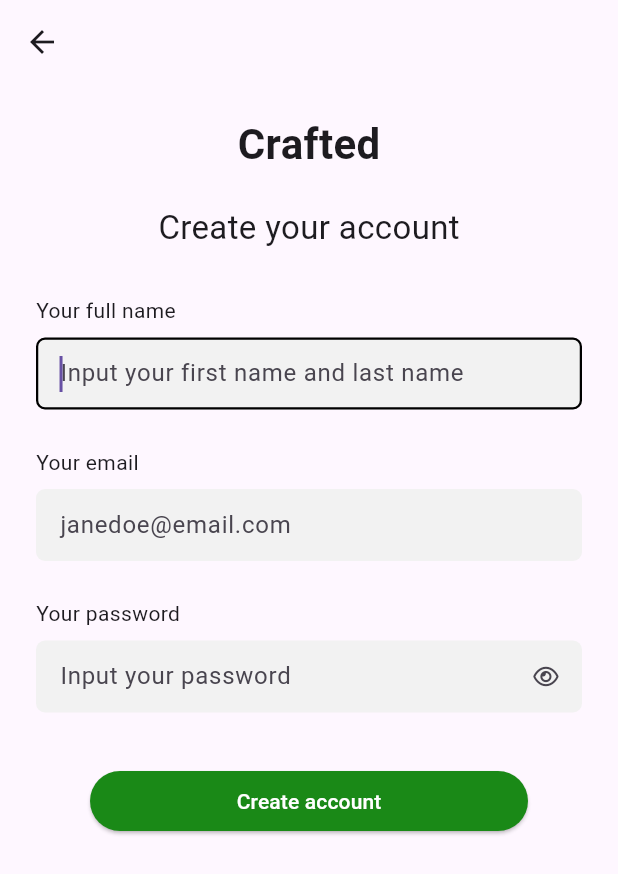
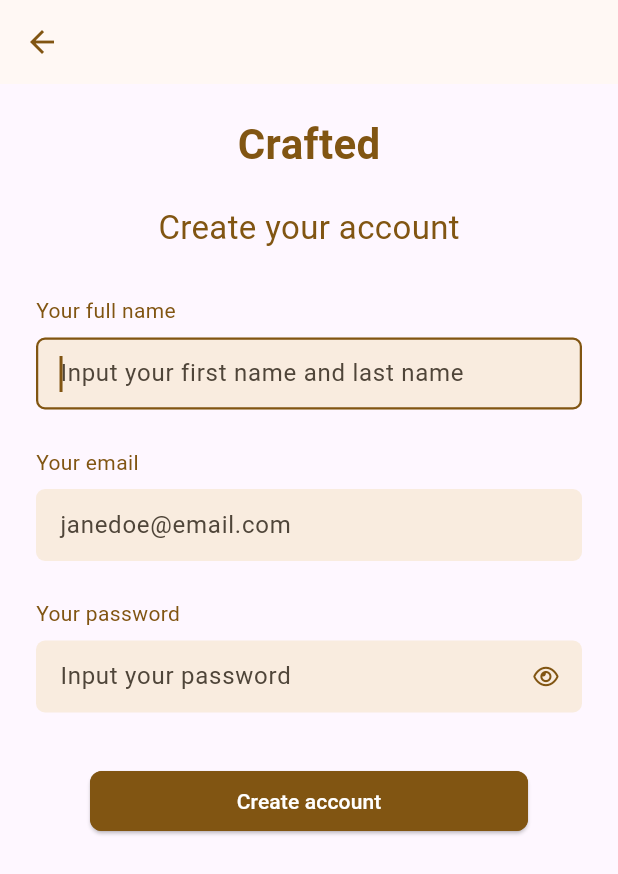
Before and after one commit to prxsss/crafted, a Flutter app: the screen it shows after launch, after a tap on "Sign up with Email", on a phone screen of 412 x 824 dp. Shown: the top 874 px of the screen. Run offline on Flutter 3.47's test engine with Material 3 defaults, Android fonts, the phone set to English and light mode, and no system bars; our stand-ins replace cloud_firestore, firebase_auth, firebase_core, flutter_markdown, font_awesome_flutter, google_sign_in; missing offline and left inert: markdown; accounts and stored records are empty; network calls fail.

Commit message:
feat: implement theming for buttons and text across authentication screens

```diff
--- a/lib/main.dart
+++ b/lib/main.dart
@@ -3,6 +3,8 @@
 import 'package:flutter/material.dart';
 
 import 'package:crafted/presentation/screens/auth_wrapper.dart';
+
+var kColorScheme = ColorScheme.fromSeed(seedColor: Color(0xffd08700));
 
 void main() async {
   WidgetsFlutterBinding.ensureInitialized();
@@ -24,6 +26,39 @@
     return MaterialApp(
       navigatorKey: navigatorKey,
       debugShowCheckedModeBanner: false,
+      theme: ThemeData().copyWith(
+        colorScheme: kColorScheme,
+        appBarTheme: AppBarTheme().copyWith(
+          foregroundColor: kColorScheme.primary,
+        ),
+        elevatedButtonTheme: ElevatedButtonThemeData(
+          style: ElevatedButton.styleFrom(
+            side: BorderSide(color: kColorScheme.primary),
+            shape: RoundedRectangleBorder(
+              borderRadius: BorderRadius.circular(8),
+            ),
+          ),
+        ),
+        inputDecorationTheme: InputDecorationTheme().copyWith(
+          suffixIconColor: kColorScheme.primary,
+          errorStyle: TextStyle().copyWith(color: kColorScheme.error),
+          hintStyle: TextStyle().copyWith(color: kColorScheme.onSurfaceVariant),
+          contentPadding: const EdgeInsets.symmetric(
+            vertical: 8,
+            horizontal: 12,
+          ),
+          filled: true,
+          fillColor: kColorScheme.surfaceContainer,
+          border: OutlineInputBorder(
+            borderRadius: BorderRadius.circular(6),
+            borderSide: BorderSide.none,
+          ),
+          focusedBorder: OutlineInputBorder(
+            borderRadius: BorderRadius.circular(6),
+            borderSide: BorderSide(color: kColorScheme.primary, width: 1.5),
+          ),
+        ),
+      ),
       home: const AuthWrapper(),
     );
   }
--- a/lib/presentation/screens/sign_up_choice_screen.dart
+++ b/lib/presentation/screens/sign_up_choice_screen.dart
@@ -1,3 +1,4 @@
+import 'package:crafted/presentation/widgets/auth_button.dart';
 import 'package:firebase_auth/firebase_auth.dart';
 import 'package:flutter/material.dart';
 
@@ -43,30 +44,37 @@ class SignUpChoiceScreen extends StatelessWidget {
           mainAxisAlignment: MainAxisAlignment.center,
           crossAxisAlignment: CrossAxisAlignment.center,
           children: [
-            const SizedBox(
+            SizedBox(
               width: 280,
               child: Text(
                 'Human stories and ideas.',
                 textAlign: TextAlign.center,
-                style: TextStyle(fontSize: 48, fontWeight: FontWeight.w600),
+                style: TextStyle(
+                  fontSize: 48,
+                  fontWeight: FontWeight.w600,
+                  color: Theme.of(context).colorScheme.primary,
+                ),
               ),
             ),
             const SizedBox(height: 10),
-            const Text(
+            Text(
               'Discover perspectives that deepen understanding.',
               textAlign: TextAlign.center,
-              style: TextStyle(fontSize: 14, color: Colors.grey),
+              style: TextStyle(
+                fontSize: 14,
+                color: Theme.of(context).colorScheme.secondary,
+              ),
             ),
             const SizedBox(height: 40),
-            SignUpChoiceButton(
+            AuthButton(
               icon: FontAwesomeIcons.google,
               text: 'Sign up with Google',
-              onSignUpButtonPressed: signInWithGoogle,
+              onAuthButtonPressed: signInWithGoogle,
             ),
-            SignUpChoiceButton(
+            AuthButton(
               icon: FontAwesomeIcons.envelope,
               text: 'Sign up with Email',
-              onSignUpButtonPressed: () {
+              onAuthButtonPressed: () {
                 Navigator.push(
                   context,
                   MaterialPageRoute(
@@ -79,14 +87,21 @@ class SignUpChoiceScreen extends StatelessWidget {
             Row(
               mainAxisAlignment: MainAxisAlignment.center,
               children: [
-                const Text('Already have an account? '),
+                Text(
+                  'Already have an account? ',
+                  style: TextStyle(
+                    color: Theme.of(context).colorScheme.secondary,
+                  ),
+                ),
                 TextButton(
                   onPressed: () {
                     onNavigateToSignInScreenPressed();
                   },
-                  child: const Text(
+                  child: Text(
                     'Sign in',
-                    style: TextStyle(color: Colors.green),
+                    style: TextStyle(
+                      color: Theme.of(context).colorScheme.primary,
+                    ),
                   ),
                 ),
               ],
@@ -98,35 +113,32 @@ class SignUpChoiceScreen extends StatelessWidget {
   }
 }
 
-class SignUpChoiceButton extends StatelessWidget {
-  final IconData icon;
-  final String text;
-  final void Function() onSignUpButtonPressed;
+// class SignUpChoiceButton extends StatelessWidget {
+//   final IconData icon;
+//   final String text;
+//   final void Function() onSignUpButtonPressed;
 
-  const SignUpChoiceButton({
-    super.key,
-    required this.icon,
-    required this.text,
-    required this.onSignUpButtonPressed,
-  });
+//   const SignUpChoiceButton({
+//     super.key,
+//     required this.icon,
+//     required this.text,
+//     required this.onSignUpButtonPressed,
+//   });
 
-  @override
-  Widget build(BuildContext context) {
-    return Padding(
-      padding: const EdgeInsets.symmetric(vertical: 8.0),
-      child: ElevatedButton.icon(
-        onPressed: () {
-          onSignUpButtonPressed();
-        },
-        icon: FaIcon(icon, color: Colors.black),
-        label: Text(text, style: const TextStyle(color: Colors.black)),
-        style: ElevatedButton.styleFrom(
-          backgroundColor: Colors.white,
-          side: const BorderSide(color: Colors.black),
-          shape: RoundedRectangleBorder(borderRadius: BorderRadius.circular(8)),
-          minimumSize: const Size(double.infinity, 50),
-        ),
-      ),
-    );
-  }
-}
+//   @override
+//   Widget build(BuildContext context) {
+//     return Padding(
+//       padding: const EdgeInsets.symmetric(vertical: 8.0),
+//       child: ElevatedButton.icon(
+//         onPressed: () {
+//           onSignUpButtonPressed();
+//         },
+//         icon: FaIcon(icon),
+//         label: Text(text),
+//         style: ElevatedButton.styleFrom(
+//           minimumSize: const Size(double.infinity, 50),
+//         ),
+//       ),
+//     );
+//   }
+// }
--- a/lib/presentation/screens/sign_up_form_screen.dart
+++ b/lib/presentation/screens/sign_up_form_screen.dart
@@ -61,14 +61,21 @@ class _SignUpFormScreenState extends State<SignUpFormScreen> {
               crossAxisAlignment: CrossAxisAlignment.center,
               children: [
                 const SizedBox(height: 20),
-                const Text(
+                Text(
                   'Crafted',
-                  style: TextStyle(fontSize: 28, fontWeight: FontWeight.bold),
+                  style: TextStyle(
+                    fontSize: 28,
+                    fontWeight: FontWeight.bold,
+                    color: Theme.of(context).colorScheme.primary,
+                  ),
                 ),
                 const SizedBox(height: 20),
-                const Text(
+                Text(
                   'Create your account',
-                  style: TextStyle(fontSize: 22),
+                  style: TextStyle(
+                    fontSize: 22,
+                    color: Theme.of(context).colorScheme.primary,
+                  ),
                 ),
                 const SizedBox(height: 30),
                 Padding(
@@ -76,7 +83,12 @@ class _SignUpFormScreenState extends State<SignUpFormScreen> {
                   child: Column(
                     crossAxisAlignment: CrossAxisAlignment.start,
                     children: [
-                      const Text('Your full name'),
+                      Text(
+                        'Your full name',
+                        style: TextStyle(
+                          color: Theme.of(context).colorScheme.primary,
+                        ),
+                      ),
                       const SizedBox(height: 8),
                       TextFormField(
                         controller: nameController,
@@ -88,23 +100,6 @@ class _SignUpFormScreenState extends State<SignUpFormScreen> {
                         },
                         autofocus: true,
                         decoration: InputDecoration(
-                          contentPadding: const EdgeInsets.symmetric(
-                            vertical: 8,
-                            horizontal: 12,
-                          ),
-                          filled: true,
-                          fillColor: const Color(0xffF2F2F2),
-                          border: OutlineInputBorder(
-                            borderRadius: BorderRadius.circular(6),
-                            borderSide: BorderSide.none,
-                          ),
-                          focusedBorder: OutlineInputBorder(
-                            borderRadius: BorderRadius.circular(6),
-                            borderSide: const BorderSide(
-                              color: Colors.black,
-                              width: 1.5,
-                            ),
-                          ),
                           hintText: 'Input your first name and last name',
                         ),
                       ),
@@ -117,7 +112,12 @@ class _SignUpFormScreenState extends State<SignUpFormScreen> {
                   child: Column(
                     crossAxisAlignment: CrossAxisAlignment.start,
                     children: [
-                      const Text('Your email'),
+                      Text(
+                        'Your email',
+                        style: TextStyle(
+                          color: Theme.of(context).colorScheme.primary,
+                        ),
+                      ),
                       const SizedBox(height: 8),
                       TextFormField(
                         controller: emailController,
@@ -128,23 +128,6 @@ class _SignUpFormScreenState extends State<SignUpFormScreen> {
                           return null;
                         },
                         decoration: InputDecoration(
-                          contentPadding: const EdgeInsets.symmetric(
-                            vertical: 8,
-                            horizontal: 12,
-                          ),
-                          filled: true,
-                          fillColor: const Color(0xffF2F2F2),
-                          border: OutlineInputBorder(
-                            borderRadius: BorderRadius.circular(6),
-                            borderSide: BorderSide.none,
-                          ),
-                          focusedBorder: OutlineInputBorder(
-                            borderRadius: BorderRadius.circular(6),
-                            borderSide: const BorderSide(
-                              color: Colors.black,
-                              width: 1.5,
-                            ),
-                          ),
                           hintText: 'janedoe@email.com',
                         ),
                       ),
@@ -157,7 +140,12 @@ class _SignUpFormScreenState extends State<SignUpFormScreen> {
                   child: Column(
                     crossAxisAlignment: CrossAxisAlignment.start,
                     children: [
-                      const Text('Your password'),
+                      Text(
+                        'Your password',
+                        style: TextStyle(
+                          color: Theme.of(context).colorScheme.primary,
+                        ),
+                      ),
                       const SizedBox(height: 8),
                       TextFormField(
                         controller: passwordController,
@@ -169,23 +157,6 @@ class _SignUpFormScreenState extends State<SignUpFormScreen> {
                         },
                         obscureText: !isPasswordVisible,
                         decoration: InputDecoration(
-                          contentPadding: const EdgeInsets.symmetric(
-                            vertical: 8,
-                            horizontal: 12,
-                          ),
-                          filled: true,
-                          fillColor: const Color(0xffF2F2F2),
-                          border: OutlineInputBorder(
-                            borderRadius: BorderRadius.circular(6),
-                            borderSide: BorderSide.none,
-                          ),
-                          focusedBorder: OutlineInputBorder(
-                            borderRadius: BorderRadius.circular(6),
-                            borderSide: const BorderSide(
-                              color: Colors.black,
-                              width: 1.5,
-                            ),
-                          ),
                           hintText: 'Input your password',
                           suffixIcon: IconButton(
                             onPressed: () {
@@ -220,12 +191,10 @@ class _SignUpFormScreenState extends State<SignUpFormScreen> {
                       }
                     },
                     style: ElevatedButton.styleFrom(
-                      backgroundColor: const Color(0xff1a8917),
+                      backgroundColor: Theme.of(context).colorScheme.primary,
+                      foregroundColor: Theme.of(context).colorScheme.onPrimary,
                     ),
-                    child: const Text(
-                      'Create account',
-                      style: TextStyle(color: Colors.white),
-                    ),
+                    child: const Text('Create account'),
                   ),
                 ),
               ],
--- a/lib/presentation/widgets/auth_button.dart
+++ b/lib/presentation/widgets/auth_button.dart
@@ -21,12 +21,11 @@ class AuthButton extends StatelessWidget {
         onPressed: () {
           onAuthButtonPressed();
         },
-        icon: FaIcon(icon, color: Colors.black),
-        label: Text(text, style: const TextStyle(color: Colors.black)),
+        icon: FaIcon(icon),
+        label: Text(text),
         style: ElevatedButton.styleFrom(
-          backgroundColor: Colors.white,
-          side: const BorderSide(color: Colors.black),
-          shape: RoundedRectangleBorder(borderRadius: BorderRadius.circular(8)),
+          backgroundColor: Theme.of(context).colorScheme.surfaceContainer,
+          foregroundColor: Theme.of(context).colorScheme.primary,
           minimumSize: const Size(double.infinity, 50),
         ),
       ),
```
Also changed, not shown: lib/presentation/screens/sign_in_choice_screen.dart (+21 -7 lines), lib/presentation/screens/sign_in_form_screen.dart (+29 -47 lines).
